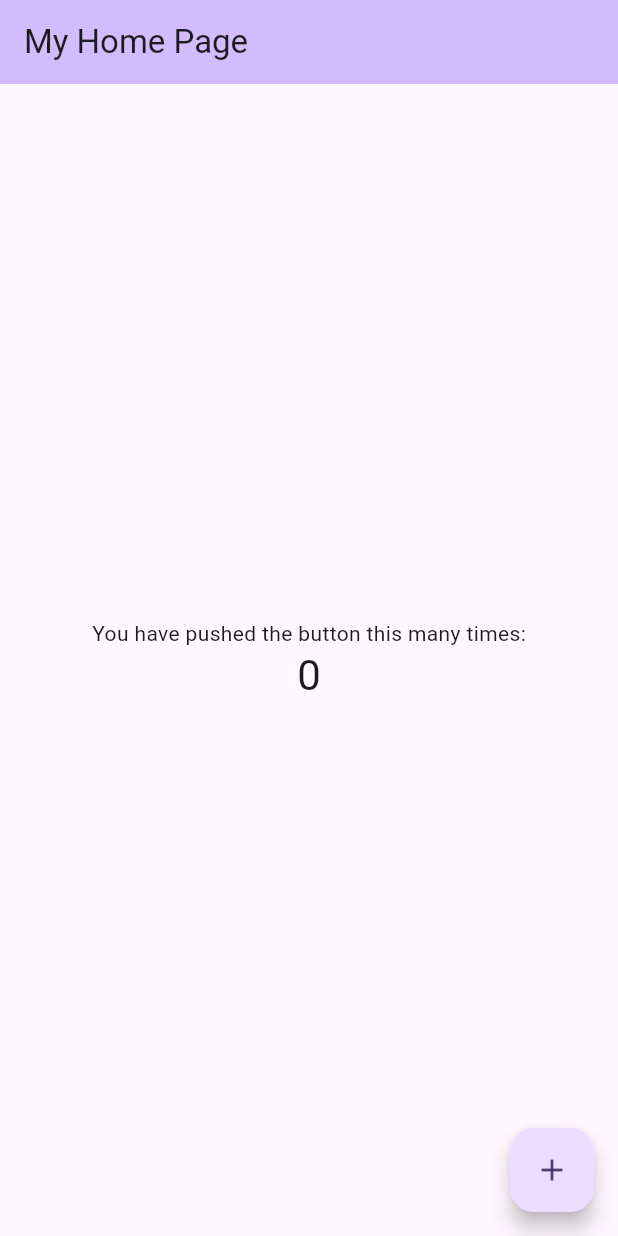
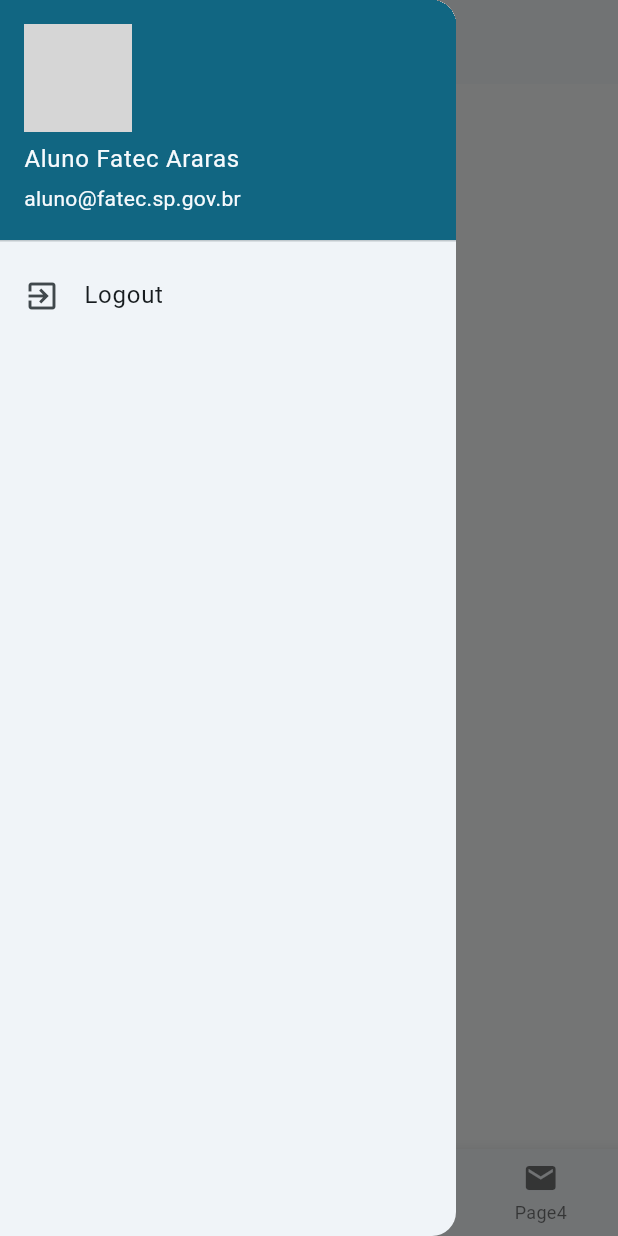
Before and after one commit to danielfransa/AppAbaFlutter, a Flutter app: the MyHomePage screen opened directly, with the side drawer open (before the commit the screen has no drawer), on a phone screen of 412 x 824 dp. Run offline on Flutter 3.47's test engine with Material 3 defaults, Android fonts, the phone set to English and light mode, and no system bars; network calls fail; grey boxes are pictures that could not be loaded.

Commit message:
Esqueleto Página inicial e Button Navegation

```diff
--- a/lib/my_app.dart
+++ b/lib/my_app.dart
@@ -1,4 +1,5 @@
 import 'package:aba_app/pages/login_page.dart';
+import 'package:aba_app/pages/my_home_page.dart';
 import 'package:flutter/material.dart';
 
 class MyApp extends StatelessWidget {
@@ -10,7 +11,15 @@
     return MaterialApp(
       title: 'Flutter Demo',
       theme: ThemeData(
-        colorScheme: ColorScheme.fromSeed(seedColor: Colors.deepPurple),
+        colorScheme: ColorScheme.fromSeed(seedColor: Colors.blueGrey),
+        // appBarTheme: const AppBarTheme(
+        //   backgroundColor: Colors.cyan,
+        //   foregroundColor: Colors.white,
+        // ),
+        // bottomNavigationBarTheme: const BottomNavigationBarThemeData(
+        //     backgroundColor: Colors.cyan,
+        //     selectedItemColor: Colors.white,
+        //     unselectedItemColor: Colors.white70),
         useMaterial3: true,
       ),
       home: const LoginPage(),
--- a/lib/pages/login_page.dart
+++ b/lib/pages/login_page.dart
@@ -132,7 +132,7 @@
                                 context,
                                 MaterialPageRoute(
                                     builder: (context) => const MyHomePage(
-                                          title: 'My Home Page',
+                                          title: 'Primeira Página',
                                         )));
                             ScaffoldMessenger.of(context).showSnackBar(
                                 const SnackBar(
--- a/lib/pages/my_home_page.dart
+++ b/lib/pages/my_home_page.dart
@@ -9,39 +9,79 @@
 }
 
 class _MyHomePageState extends State<MyHomePage> {
-  int _counter = 0;
+  final url =
+      'https://images.pexels.com/photos/1674752/pexels-photo-1674752.jpeg?auto=compress&cs=tinysrgb&w=1260&h=750&dpr=2';
 
-  void _incrementCounter() {
-    setState(() {
-      _counter++;
-    });
-  }
+  int _selectedIndex = 0;
+
+  var pages = [
+    Container(color: Colors.white70),
+    Container(
+      color: Colors.black,
+    ),
+    Container(
+      color: Colors.amber,
+    ),
+    Container(
+      color: Colors.green,
+    ),
+  ];
 
   @override
   Widget build(BuildContext context) {
     return Scaffold(
       appBar: AppBar(
-        backgroundColor: Theme.of(context).colorScheme.inversePrimary,
         title: Text(widget.title),
       ),
-      body: Center(
-        child: Column(
-          mainAxisAlignment: MainAxisAlignment.center,
-          children: <Widget>[
-            const Text(
-              'You have pushed the button this many times:',
-            ),
-            Text(
-              '$_counter',
-              style: Theme.of(context).textTheme.headlineMedium,
-            ),
-          ],
+      drawer: SafeArea(
+        child: Drawer(
+          child: ListView(
+            children: [
+              UserAccountsDrawerHeader(
+                currentAccountPicture:
+                    CircleAvatar(backgroundImage: NetworkImage(url)),
+                accountName: const Text('Aluno Fatec Araras'),
+                accountEmail: const Text('aluno@fatec.sp.gov.br'),
+              ),
+              ListTile(
+                onTap: () {},
+                leading: const Icon(Icons.exit_to_app),
+                title: const Text('Logout'),
+              )
+            ],
+          ),
         ),
       ),
-      floatingActionButton: FloatingActionButton(
-        onPressed: _incrementCounter,
-        tooltip: 'Increment',
-        child: const Icon(Icons.add),
+      body: IndexedStack(
+        index: _selectedIndex,
+        children: pages,
+      ),
+      bottomNavigationBar: BottomNavigationBar(
+        type: BottomNavigationBarType.fixed,
+        onTap: (index) {
+          setState(() {
+            _selectedIndex = index;
+          });
+        },
+        currentIndex: _selectedIndex,
+        items: const [
+          BottomNavigationBarItem(
+            icon: Icon(Icons.home),
+            label: 'Home',
+          ),
+          BottomNavigationBarItem(
+            icon: Icon(Icons.person),
+            label: 'Page2',
+          ),
+          BottomNavigationBarItem(
+            icon: Icon(Icons.airlines),
+            label: 'Page3',
+          ),
+          BottomNavigationBarItem(
+            icon: Icon(Icons.mail),
+            label: 'Page4',
+          )
+        ],
       ),
     );
   }
```
